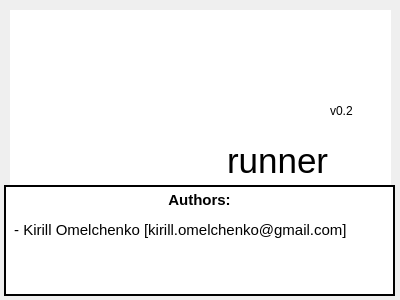
Before: the Qt Designer form models/about_dialog.ui in drtwisted/appium-dot-run, drawn with Qt 5.
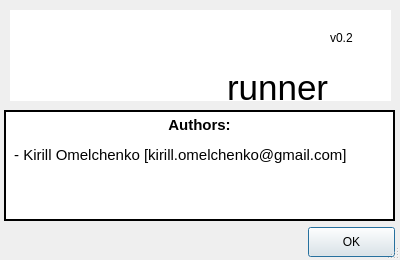
After: the same form once the commit is applied. Icons and pictures are not drawn.

Commit message: Introduce About dialog

Diff of the .ui file:
```diff
--- a/models/about_dialog.ui
+++ b/models/about_dialog.ui
@@ -7,19 +7,22 @@
     <x>0</x>
     <y>0</y>
     <width>400</width>
-    <height>300</height>
+    <height>260</height>
    </rect>
   </property>
   <property name="windowTitle">
    <string>Dialog</string>
   </property>
+  <property name="sizeGripEnabled">
+   <bool>true</bool>
+  </property>
   <widget class="QGraphicsView" name="graphicsView">
    <property name="geometry">
     <rect>
      <x>10</x>
      <y>10</y>
      <width>381</width>
-     <height>241</height>
+     <height>91</height>
     </rect>
    </property>
    <property name="styleSheet">
@@ -40,7 +43,7 @@
    <property name="geometry">
     <rect>
      <x>227</x>
-     <y>145</y>
+     <y>72</y>
      <width>101</width>
      <height>31</height>
     </rect>
@@ -58,7 +61,7 @@
    <property name="geometry">
     <rect>
      <x>330</x>
-     <y>100</y>
+     <y>27</y>
      <width>66</width>
      <height>21</height>
     </rect>
@@ -71,7 +74,7 @@
    <property name="geometry">
     <rect>
      <x>4</x>
-     <y>185</y>
+     <y>110</y>
      <width>391</width>
      <height>111</height>
     </rect>
@@ -86,9 +89,22 @@
     <string>&lt;!DOCTYPE HTML PUBLIC &quot;-//W3C//DTD HTML 4.0//EN&quot; &quot;http://www.w3.org/TR/REC-html40/strict.dtd&quot;&gt;
 &lt;html&gt;&lt;head&gt;&lt;meta name=&quot;qrichtext&quot; content=&quot;1&quot; /&gt;&lt;style type=&quot;text/css&quot;&gt;
 p, li { white-space: pre-wrap; }
-&lt;/style&gt;&lt;/head&gt;&lt;body style=&quot; font-family:'Cantarell'; font-size:11pt; font-weight:400; font-style:normal;&quot;&gt;
-&lt;p align=&quot;center&quot; style=&quot; margin-top:12px; margin-bottom:12px; margin-left:0px; margin-right:0px; -qt-block-indent:0; text-indent:0px;&quot;&gt;&lt;span style=&quot; font-weight:600;&quot;&gt;Authors:&lt;/span&gt;&lt;/p&gt;
-&lt;p style=&quot; margin-top:0px; margin-bottom:0px; margin-left:0px; margin-right:0px; -qt-block-indent:0; text-indent:0px;&quot;&gt; - Kirill Omelchenko [kirill.omelchenko@gmail.com]&lt;br /&gt;&lt;br /&gt;&lt;/p&gt;&lt;/body&gt;&lt;/html&gt;</string>
+&lt;/style&gt;&lt;/head&gt;&lt;body style=&quot; font-family:'Cantarell'; font-size:10pt; font-weight:400; font-style:normal;&quot;&gt;
+&lt;p align=&quot;center&quot; style=&quot; margin-top:12px; margin-bottom:12px; margin-left:0px; margin-right:0px; -qt-block-indent:0; text-indent:0px;&quot;&gt;&lt;span style=&quot; font-size:11pt; font-weight:600;&quot;&gt;Authors:&lt;/span&gt;&lt;/p&gt;
+&lt;p style=&quot; margin-top:0px; margin-bottom:0px; margin-left:0px; margin-right:0px; -qt-block-indent:0; text-indent:0px;&quot;&gt;&lt;span style=&quot; font-size:11pt;&quot;&gt; - Kirill Omelchenko [kirill.omelchenko@gmail.com]&lt;br /&gt;&lt;br /&gt;&lt;/span&gt;&lt;/p&gt;&lt;/body&gt;&lt;/html&gt;</string>
+   </property>
+  </widget>
+  <widget class="QPushButton" name="btnOk">
+   <property name="geometry">
+    <rect>
+     <x>308</x>
+     <y>227</y>
+     <width>87</width>
+     <height>30</height>
+    </rect>
+   </property>
+   <property name="text">
+    <string>OK</string>
    </property>
   </widget>
  </widget>
```
Left out of the diff: 3 changed lines with no effect on the pictures. The commit also changes 2 other files.
